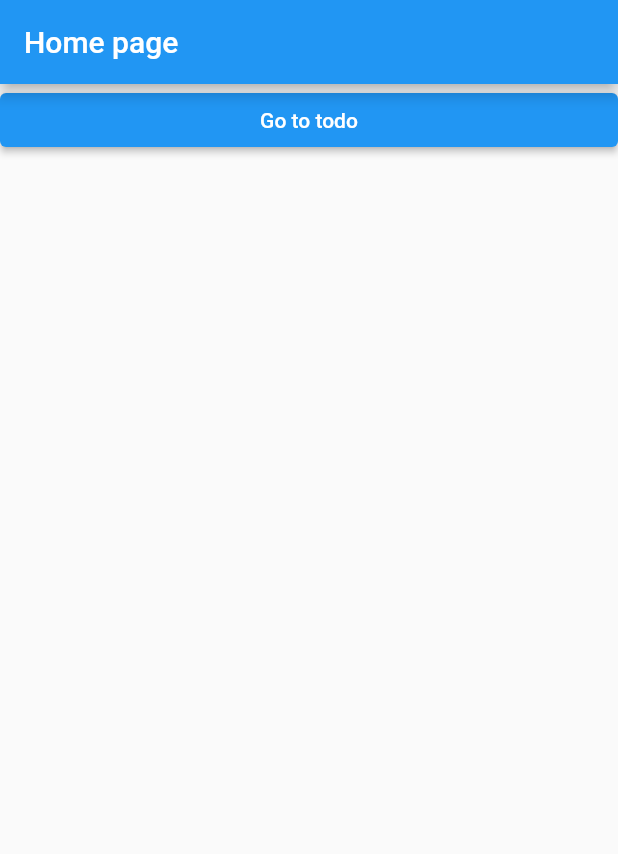
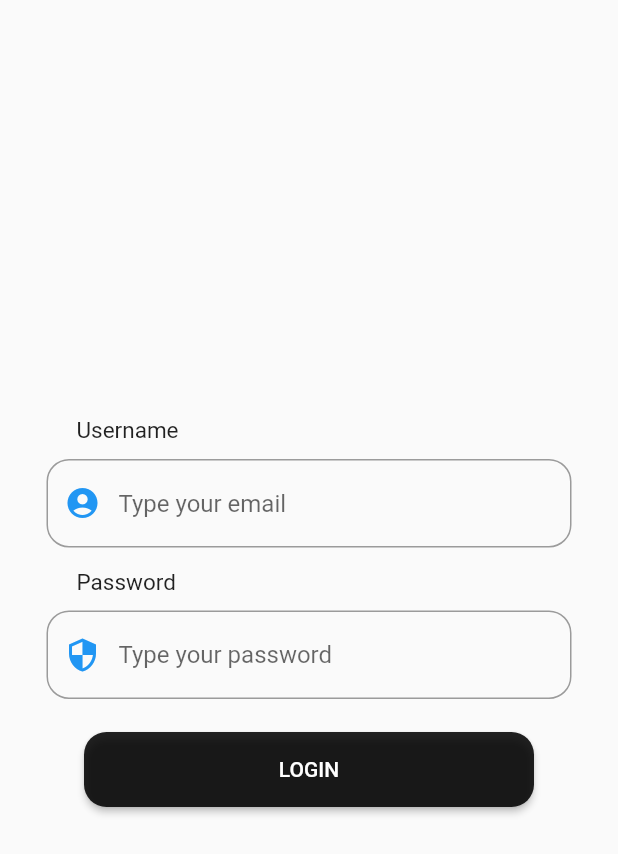
Before and after one commit to cezarmocanu/ProvoloneHackaton2021, a Flutter app: the screen it shows after launch, on a phone screen of 412 x 824 dp. Shown: the top 854 px of the screen. Run offline on Flutter 3.47's test engine with Material 2 defaults, Android fonts, the light colour scheme and no system bars; our stand-ins replace flutter_bloc.

Commit message:
Created login form screen

```diff
--- /dev/null
+++ b/Frontend/lib/bloc/login_bloc/login_bloc.dart
@@ -0,0 +1,27 @@
+import 'dart:async';
+import 'dart:io';
+
+import 'package:flutter_bloc/flutter_bloc.dart';
+import 'package:http/http.dart';
+import 'package:vot_senat_client/bloc/login_bloc/login_event.dart';
+import 'package:vot_senat_client/bloc/login_bloc/login_state.dart';
+import 'package:vot_senat_client/repo/login_repo.dart';
+
+class LoginBloc extends Bloc<LoginEvent, LoginState> {
+  LoginBloc() : super(LoginInit()) {
+    on<LogIn>(_onLogin);
+  }
+
+  FutureOr<void> _onLogin(LogIn event, Emitter<LoginState> emit) async {
+    emit(LoginLoading());
+
+    Response response = await LoginRepo.instance.login(event.username, event.password);
+
+    // TODO abstract this into a function like isResponseSuccess
+    if (response.statusCode ~/ 100 == 2) {
+      emit(LoginAuthSuccess());
+    } else {
+      emit(LoginAuthFailed());
+    }
+  }
+}
--- /dev/null
+++ b/Frontend/lib/bloc/login_bloc/login_event.dart
@@ -0,0 +1,15 @@
+abstract class LoginEvent {
+  const LoginEvent();
+}
+
+class LogIn extends LoginEvent {
+  final String password;
+  final String username;
+
+  LogIn(
+    this.username,
+    this.password,
+  );
+}
+
+class LogOut extends LoginEvent {}
--- /dev/null
+++ b/Frontend/lib/bloc/login_bloc/login_state.dart
@@ -0,0 +1,13 @@
+import 'package:vot_senat_client/model/todo.dart';
+
+abstract class LoginState {
+  const LoginState();
+}
+
+class LoginInit extends LoginState {}
+
+class LoginLoading extends LoginState {}
+
+class LoginAuthSuccess extends LoginState {}
+
+class LoginAuthFailed extends LoginState {}
--- a/Frontend/lib/main.dart
+++ b/Frontend/lib/main.dart
@@ -3,6 +3,8 @@ import 'package:flutter_bloc/flutter_bloc.dart';
 import 'package:vot_senat_client/bloc/todo_bloc/todo_bloc.dart';
 import 'package:vot_senat_client/pages/todo_page.dart';
 import 'package:vot_senat_client/routes.dart';
+
+import 'bloc/login_bloc/login_bloc.dart';
 
 void main() async {
   runApp(const App());
@@ -19,13 +21,16 @@ class App extends StatelessWidget {
         BlocProvider(
           create: (BuildContext context) => TodoBloc(),
         ),
+        BlocProvider(
+          create: (BuildContext context) => LoginBloc(),
+        ),
       ],
       child: MaterialApp(
         title: 'Flutter Demo',
         theme: ThemeData(
           primarySwatch: Colors.blue,
         ),
-        initialRoute: RoutesEnum.HOME,
+        initialRoute: RoutesEnum.LOGIN,
         routes: routesMap,
       ),
     );
--- /dev/null
+++ b/Frontend/lib/pages/login_page.dart
@@ -0,0 +1,45 @@
+import 'package:flutter/material.dart';
+import 'package:flutter/cupertino.dart';
+import 'package:flutter_bloc/flutter_bloc.dart';
+import 'package:vot_senat_client/bloc/login_bloc/login_bloc.dart';
+import 'package:vot_senat_client/bloc/login_bloc/login_event.dart';
+import 'package:vot_senat_client/bloc/login_bloc/login_state.dart';
+import 'package:vot_senat_client/widgets/login/login_form.dart';
+
+import '../routes.dart';
+
+class LoginPage extends StatefulWidget {
+  const LoginPage({Key? key}) : super(key: key);
+
+  @override
+  State<LoginPage> createState() => _LoginPageState();
+}
+
+class _LoginPageState extends State<LoginPage> {
+  @override
+  void initState() {
+    super.initState();
+  }
+
+  @override
+  Widget build(BuildContext context) {
+    return MultiBlocListener(
+      listeners: [
+        BlocListener<LoginBloc, LoginState>(
+          listener: (context, loginState) {
+            if (loginState is LoginAuthSuccess) {
+              Navigator.pushNamedAndRemoveUntil(
+                context,
+                RoutesEnum.TODO,
+                (route) => false,
+              );
+            }
+          },
+        ),
+      ],
+      child: Scaffold(
+        body: LoginForm(),
+      ),
+    );
+  }
+}
--- /dev/null
+++ b/Frontend/lib/repo/login_repo.dart
@@ -0,0 +1,35 @@
+import 'dart:convert';
+
+import 'package:http/http.dart';
+
+class LoginRepo {
+  const LoginRepo._internal();
+
+  static const LoginRepo instance = LoginRepo._internal();
+
+  Future<Response> login(String username, String password) async {
+    Uri url = Uri.https("hackathon-alexandras.herokuapp.com", "api/login");
+
+    try {
+      Response response = await post(
+        url,
+        headers: <String, String>{
+          'Content-Type': 'application/json; charset=UTF-8',
+          "Access-Control-Allow-Origin": "*",
+          "Access-Control-Allow-Credentials": "true", // Required for cookies, authorization headers with HTTPS
+          "Access-Control-Allow-Headers": "Origin,Content-Type,X-Amz-Date,Authorization,X-Api-Key,X-Amz-Security-Token,locale",
+          "Access-Control-Allow-Methods": "POST, OPTIONS"
+        },
+        body: jsonEncode(
+          <String, String>{
+            'username': username,
+            'password': password,
+          },
+        ),
+      );
+      return response;
+    } on Exception catch (e) {
+      throw e;
+    }
+  }
+}
--- a/Frontend/lib/routes.dart
+++ b/Frontend/lib/routes.dart
@@ -1,13 +1,16 @@
 import 'package:flutter/cupertino.dart';
 import 'package:vot_senat_client/pages/home_page.dart';
+import 'package:vot_senat_client/pages/login_page.dart';
 import 'package:vot_senat_client/pages/todo_page.dart';
 
 class RoutesEnum {
   static String HOME = "HOME";
   static String TODO = "TODO";
+  static String LOGIN = "LOGIN";
 }
 
 Map<String, Widget Function(BuildContext)> routesMap = {
   RoutesEnum.HOME: (BuildContext context) => HomePage(),
   RoutesEnum.TODO: (BuildContext context) => TodoPage(),
+  RoutesEnum.LOGIN: (BuildContext context) => LoginPage(),
 };
--- /dev/null
+++ b/Frontend/lib/utils/validator.dart
@@ -0,0 +1,8 @@
+class Validator {
+  static String? checkEmptyField(String? fieldContent) {
+    if (fieldContent == null || fieldContent.isEmpty) {
+      return 'Fields cannot be empty!';
+    }
+    return null;
+  }
+}
--- /dev/null
+++ b/Frontend/lib/widgets/login/login_form.dart
@@ -0,0 +1,74 @@
+import 'package:flutter/material.dart';
+import 'package:vot_senat_client/widgets/login/login_input.dart';
+import 'package:flutter_bloc/flutter_bloc.dart';
+import 'package:vot_senat_client/bloc/login_bloc/login_bloc.dart';
+import 'package:vot_senat_client/bloc/login_bloc/login_event.dart';
+import 'package:vot_senat_client/bloc/login_bloc/login_state.dart';
+
+class LoginForm extends StatefulWidget {
+  const LoginForm({Key? key}) : super(key: key);
+
+  @override
+  LoginFormState createState() {
+    return LoginFormState();
+  }
+}
+
+class LoginFormState extends State<LoginForm> {
+  final _formKey = GlobalKey<FormState>();
+
+  late TextEditingController _emailController;
+  late TextEditingController _passwordController;
+
+  @override
+  void initState() {
+    // TODO: implement initState
+    super.initState();
+
+    _emailController = TextEditingController();
+    _passwordController = TextEditingController();
+  }
+
+  @override
+  Widget build(BuildContext context) {
+    return Form(
+      key: _formKey,
+      child: Column(
+        mainAxisAlignment: MainAxisAlignment.center,
+        crossAxisAlignment: CrossAxisAlignment.center,
+        children: [
+          LoginInputFied(
+            title: 'Username',
+            isPassword: false,
+            controller: _emailController,
+          ),
+          LoginInputFied(
+            title: 'Password',
+            isPassword: true,
+            controller: _passwordController,
+          ),
+          Center(
+            child: Padding(
+              padding: const EdgeInsets.symmetric(vertical: 20),
+              child: ElevatedButton(
+                style: ElevatedButton.styleFrom(
+                  fixedSize: const Size(300, 50),
+                  primary: Colors.black87,
+                  shape: RoundedRectangleBorder(
+                    borderRadius: BorderRadius.circular(15),
+                  ),
+                ),
+                onPressed: () {
+                  if (_formKey.currentState!.validate()) {
+                    context.read<LoginBloc>().add(LogIn(_emailController.text, _passwordController.text));
+                  }
+                },
+                child: const Text('LOGIN'),
+              ),
+            ),
+          ),
+        ],
+      ),
+    );
+  }
+}
--- /dev/null
+++ b/Frontend/lib/widgets/login/login_input.dart
@@ -0,0 +1,56 @@
+import 'package:flutter/material.dart';
+import 'package:vot_senat_client/utils/validator.dart';
+
+class LoginInputFied extends StatelessWidget {
+  final String title;
+  final bool isPassword;
+  final TextEditingController controller;
+
+  const LoginInputFied({
+    Key? key,
+    this.title = '',
+    this.isPassword = false,
+    required this.controller,
+  }) : super(key: key);
+
+  @override
+  Widget build(BuildContext context) {
+    return Container(
+      width: 350,
+      margin: const EdgeInsets.symmetric(vertical: 2),
+      child: Column(
+        crossAxisAlignment: CrossAxisAlignment.start,
+        children: [
+          Padding(
+            padding: const EdgeInsets.symmetric(vertical: 10, horizontal: 20),
+            child: Text(
+              title,
+              style: const TextStyle(fontSize: 15),
+            ),
+          ),
+          TextFormField(
+            controller: controller,
+            decoration: InputDecoration(
+              hintText: isPassword ? 'Type your password' : 'Type your email',
+              prefixIcon: isPassword
+                  ? const Icon(
+                      Icons.security,
+                      color: Colors.blue,
+                    )
+                  : const Icon(Icons.account_circle_rounded, color: Colors.blue),
+              border: OutlineInputBorder(
+                borderRadius: BorderRadius.circular(15),
+              ),
+              focusedBorder: OutlineInputBorder(
+                borderRadius: BorderRadius.circular(15),
+                borderSide: const BorderSide(color: Colors.blue),
+              ),
+            ),
+            validator: Validator.checkEmptyField,
+            obscureText: isPassword,
+          ),
+        ],
+      ),
+    );
+  }
+}
```
Also changed, not shown: 3 other files.
